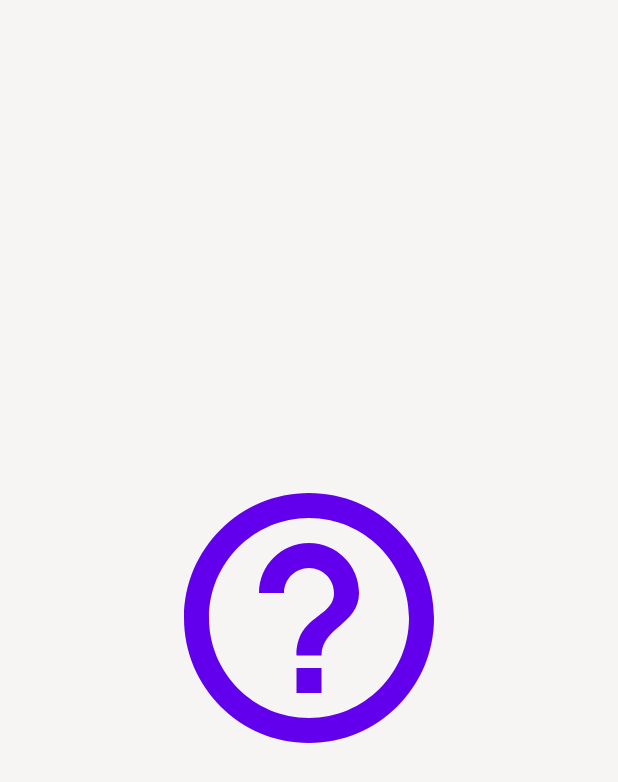
After one commit to Frogii/QuizApp, an Android app: the SplashActivity screen opened directly, with no data from a screen before it, on a phone screen of 412 x 824 dp. The commit adds this screen. Shown: the top 782 px of the screen. Run offline under Robolectric (Android 15) with nearby library versions, the phone set to English and light mode, and no system bars; network calls fail; 1 statement that could not run was skipped.

Commit message:
add: splashScreen

```diff
--- a/app/src/main/AndroidManifest.xml
+++ b/app/src/main/AndroidManifest.xml
@@ -2,7 +2,7 @@
 <manifest xmlns:android="http://schemas.android.com/apk/res/android"
     package="com.example.quizapp">
 
-    <uses-permission android:name="android.permission.INTERNET"/>
+    <uses-permission android:name="android.permission.INTERNET" />
 
     <application
         android:allowBackup="true"
@@ -11,13 +11,18 @@
         android:roundIcon="@mipmap/ic_launcher_round"
         android:supportsRtl="true"
         android:theme="@style/Theme.QuizApp">
-        <activity android:name=".ui.QuizActivity">
+
+        <activity android:name=".ui.SplashActivity"
+            android:theme="@style/SplashScreenTheme">
             <intent-filter>
                 <action android:name="android.intent.action.MAIN" />
 
                 <category android:name="android.intent.category.LAUNCHER" />
             </intent-filter>
         </activity>
+
+        <activity android:name=".ui.QuizActivity" />
+
         <meta-data
             android:name="preloaded_fonts"
             android:resource="@array/preloaded_fonts" />
--- /dev/null
+++ b/app/src/main/java/com/example/quizapp/ui/SplashActivity.kt
@@ -0,0 +1,14 @@
+package com.example.quizapp.ui
+
+import android.content.Intent
+import androidx.appcompat.app.AppCompatActivity
+import android.os.Bundle
+
+class SplashActivity : AppCompatActivity() {
+    override fun onCreate(savedInstanceState: Bundle?) {
+        super.onCreate(savedInstanceState)
+
+        startActivity(Intent(this, QuizActivity::class.java))
+        finish()
+    }
+}
--- a/app/src/main/java/com/example/quizapp/ui/questions/QuestionsFragment.kt
+++ b/app/src/main/java/com/example/quizapp/ui/questions/QuestionsFragment.kt
@@ -44,5 +44,6 @@ class QuestionsFragment : Fragment() {
         super.onViewCreated(view, savedInstanceState)
         questionsRecAdapter = QuestionsRecAdapter()
         binding.viewPagerQuestions.adapter = questionsRecAdapter
+        binding.viewPagerQuestions.isUserInputEnabled = false
     }
 }
--- /dev/null
+++ b/app/src/main/res/drawable/background_splash.xml
@@ -0,0 +1,10 @@
+<?xml version="1.0" encoding="utf-8"?>
+<layer-list xmlns:android="http://schemas.android.com/apk/res/android"
+    android:opacity="opaque">
+
+    <item android:drawable="@color/background" />
+
+    <item
+        android:drawable="@drawable/ic_question"
+        android:gravity="center" />
+</layer-list>
--- /dev/null
+++ b/app/src/main/res/drawable/ic_question.xml
@@ -0,0 +1,5 @@
+<vector android:autoMirrored="true" android:height="200dp"
+    android:tint="@color/purple_500" android:viewportHeight="24"
+    android:viewportWidth="24" android:width="200dp" xmlns:android="http://schemas.android.com/apk/res/android">
+    <path android:fillColor="@android:color/white" android:pathData="M11,18h2v-2h-2v2zM12,2C6.48,2 2,6.48 2,12s4.48,10 10,10 10,-4.48 10,-10S17.52,2 12,2zM12,20c-4.41,0 -8,-3.59 -8,-8s3.59,-8 8,-8 8,3.59 8,8 -3.59,8 -8,8zM12,6c-2.21,0 -4,1.79 -4,4h2c0,-1.1 0.9,-2 2,-2s2,0.9 2,2c0,2 -3,1.75 -3,5h2c0,-2.25 3,-2.5 3,-5 0,-2.21 -1.79,-4 -4,-4z"/>
+</vector>
--- a/app/src/main/res/values/themes.xml
+++ b/app/src/main/res/values/themes.xml
@@ -14,4 +14,12 @@
         <!-- Customize your theme here. -->
         <item name="android:windowBackground">@color/background</item>
     </style>
+
+    <style name="SplashScreenTheme" parent="Theme.AppCompat.NoActionBar">
+        <item name="colorPrimary">@color/purple_500</item>
+        <item name="colorPrimaryVariant">@color/purple_700</item>
+        <item name="colorOnPrimary">@color/white</item>
+        <item name="android:windowBackground">@drawable/background_splash</item>
+        <item name="android:statusBarColor" tools:targetApi="l">@color/background</item>
+    </style>
 </resources>
```
